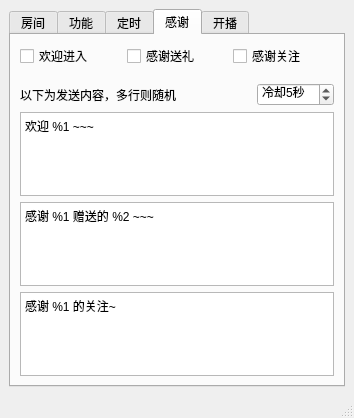
Old version of the form mainwindow.ui in the repository iwxyi/Bilibili-MagicalDanmaku.
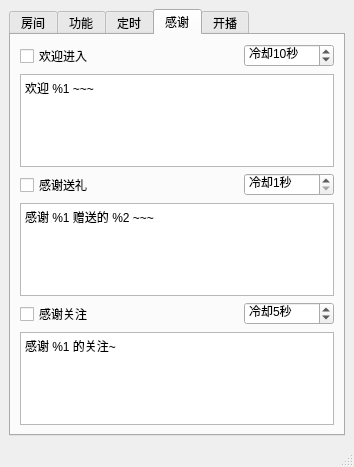
New version of the form. The open tabs and pages were chosen to show the change.

Commit message: 进入、送礼、关注使用单独的冷却周期

Patch:
```diff
--- a/mainwindow.ui
+++ b/mainwindow.ui
@@ -7,7 +7,7 @@
     <x>0</x>
     <y>0</y>
     <width>354</width>
-    <height>418</height>
+    <height>467</height>
    </rect>
   </property>
   <property name="windowTitle">
@@ -389,7 +389,10 @@
        </attribute>
        <layout class="QVBoxLayout" name="verticalLayout_5">
         <item>
-         <layout class="QHBoxLayout" name="horizontalLayout_10">
+         <layout class="QHBoxLayout" name="horizontalLayout_15">
+          <property name="topMargin">
+           <number>0</number>
+          </property>
           <item>
            <widget class="QCheckBox" name="autoSendWelcomeCheck">
             <property name="toolTip">
@@ -401,37 +404,6 @@
            </widget>
           </item>
           <item>
-           <widget class="QCheckBox" name="autoSendThankCheck">
-            <property name="toolTip">
-             <string>&lt;html&gt;&lt;head/&gt;&lt;body&gt;&lt;p&gt;自动发送感谢送礼的弹幕&lt;/p&gt;&lt;p&gt;内容采用下方的随机一行句子（建议每行不超过20字）&lt;/p&gt;&lt;/body&gt;&lt;/html&gt;</string>
-            </property>
-            <property name="text">
-             <string>感谢送礼</string>
-            </property>
-           </widget>
-          </item>
-          <item>
-           <widget class="QCheckBox" name="autoSendAttentionCheck">
-            <property name="text">
-             <string>感谢关注</string>
-            </property>
-           </widget>
-          </item>
-         </layout>
-        </item>
-        <item>
-         <layout class="QHBoxLayout" name="horizontalLayout_15">
-          <property name="topMargin">
-           <number>9</number>
-          </property>
-          <item>
-           <widget class="QLabel" name="label_6">
-            <property name="text">
-             <string>以下为发送内容，多行则随机</string>
-            </property>
-           </widget>
-          </item>
-          <item>
            <spacer name="horizontalSpacer_3">
             <property name="orientation">
              <enum>Qt::Horizontal</enum>
@@ -455,9 +427,18 @@
             <property name="prefix">
              <string>冷却</string>
             </property>
-            <property name="value">
+            <property name="minimum">
+             <number>1</number>
+            </property>
+            <property name="maximum">
+             <number>3600</number>
+            </property>
+            <property name="singleStep">
              <number>5</number>
             </property>
+            <property name="value">
+             <number>10</number>
+            </property>
            </widget>
           </item>
          </layout>
@@ -472,6 +453,55 @@
           </property>
          </widget>
         </item>
+        <item>
+         <layout class="QHBoxLayout" name="horizontalLayout_16">
+          <property name="topMargin">
+           <number>0</number>
+          </property>
+          <item>
+           <widget class="QCheckBox" name="autoSendGiftCheck">
+            <property name="toolTip">
+             <string>&lt;html&gt;&lt;head/&gt;&lt;body&gt;&lt;p&gt;自动发送感谢送礼的弹幕&lt;/p&gt;&lt;p&gt;内容采用下方的随机一行句子（建议每行不超过20字）&lt;/p&gt;&lt;/body&gt;&lt;/html&gt;</string>
+            </property>
+            <property name="text">
+             <string>感谢送礼</string>
+            </property>
+           </widget>
+          </item>
+          <item>
+           <spacer name="horizontalSpacer_4">
+            <property name="orientation">
+             <enum>Qt::Horizontal</enum>
+            </property>
+            <property name="sizeHint" stdset="0">
+             <size>
+              <width>40</width>
+              <height>20</height>
+             </size>
+            </property>
+           </spacer>
+          </item>
+          <item>
+           <widget class="QSpinBox" name="sendGiftCDSpin">
+            <property name="suffix">
+             <string>秒</string>
+            </property>
+            <property name="prefix">
+             <string>冷却</string>
+            </property>
+            <property name="minimum">
+             <number>1</number>
+            </property>
+            <property name="maximum">
+             <number>3600</number>
+            </property>
+            <property name="singleStep">
+             <number>1</number>
+            </property>
+           </widget>
+          </item>
+         </layout>
+        </item>
         <item>
          <widget class="QPlainTextEdit" name="autoThankWordsEdit">
           <property name="plainText">
@@ -482,6 +512,55 @@
           </property>
          </widget>
         </item>
+        <item>
+         <layout class="QHBoxLayout" name="horizontalLayout_17">
+          <property name="topMargin">
+           <number>0</number>
+          </property>
+          <item>
+           <widget class="QCheckBox" name="autoSendAttentionCheck">
+            <property name="text">
+             <string>感谢关注</string>
+            </property>
+           </widget>
+          </item>
+          <item>
+           <spacer name="horizontalSpacer_5">
+            <property name="orientation">
+             <enum>Qt::Horizontal</enum>
+            </property>
+            <property name="sizeHint" stdset="0">
+             <size>
+              <width>40</width>
+              <height>20</height>
+             </size>
+            </property>
+           </spacer>
+          </item>
+          <item>
+           <widget class="QSpinBox" name="sendAttentionCDSpin">
+            <property name="suffix">
+             <string>秒</string>
+            </property>
+            <property name="prefix">
+             <string>冷却</string>
+            </property>
+            <property name="minimum">
+             <number>1</number>
+            </property>
+            <property name="maximum">
+             <number>3600</number>
+            </property>
+            <property name="singleStep">
+             <number>5</number>
+            </property>
+            <property name="value">
+             <number>5</number>
+            </property>
+           </widget>
+          </item>
+         </layout>
+        </item>
         <item>
          <widget class="QPlainTextEdit" name="autoAttentionWordsEdit">
           <property name="plainText">
```
Left out of the diff: 4 changed lines with no effect on the pictures. The commit also changes 2 other files.
